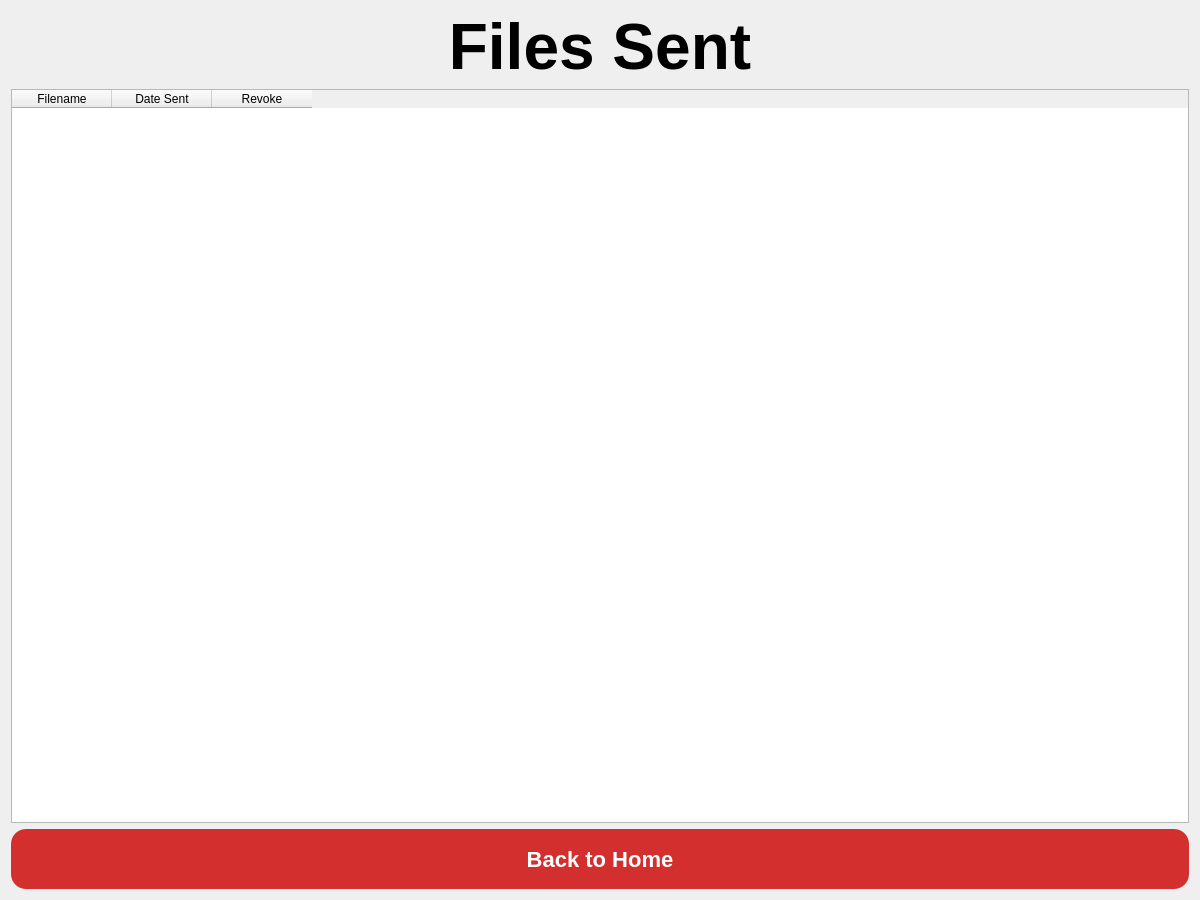
Patrickwalsh33/EPICFileShareClient, file FrontEnd/SentFiles/sentfilespage.ui: the form before one commit.
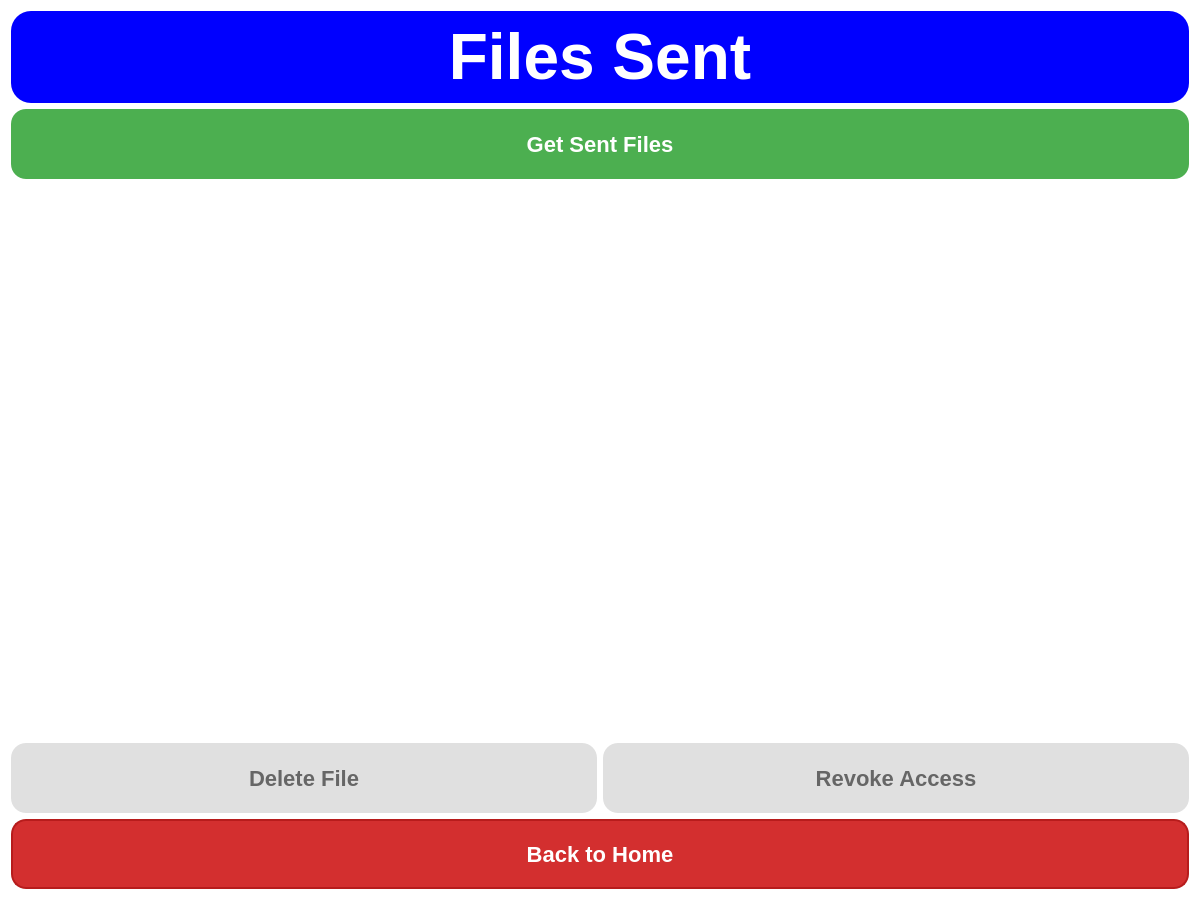
The form after the commit.

Commit message: gets files sent, displays them, allows for selection of file and deletion of selected file

Diff of the .ui file:
```diff
--- a/FrontEnd/SentFiles/sentfilespage.ui
+++ b/FrontEnd/SentFiles/sentfilespage.ui
@@ -13,6 +13,9 @@
   <property name="windowTitle">
    <string>Files Sent</string>
   </property>
+  <property name="styleSheet">
+   <string notr="true">background-color: white;</string>
+  </property>
   <layout class="QVBoxLayout" name="verticalLayout">
    <item>
     <widget class="QLabel" name="titleLabel">
@@ -25,37 +28,133 @@
        <bold>true</bold>
       </font>
      </property>
+     <property name="styleSheet">
+      <string notr="true">background-color: blue; color: white; border-radius: 20px; padding: 10px;</string>
+     </property>
      <property name="alignment">
       <set>Qt::AlignCenter</set>
      </property>
     </widget>
    </item>
    <item>
-    <!-- add get method to display files sent to server -->
-    <widget class="QTableWidget" name="filesTable">
-     <property name="columnCount">
-      <number>3</number>
+    <widget class="QPushButton" name="getSentFilesButton">
+     <property name="text">
+      <string>Get Sent Files</string>
      </property>
-     <property name="rowCount">
-      <number>0</number>
+     <property name="minimumSize">
+      <size>
+       <width>300</width>
+       <height>70</height>
+      </size>
      </property>
-     <column>
-      <property name="text">
-       <string>Filename</string>
+     <property name="font">
+      <font>
+       <pointsize>22</pointsize>
+       <bold>true</bold>
+      </font>
+     </property>
+     <property name="styleSheet">
+      <string notr="true">color: white; background-color: #4CAF50; border: none; border-radius: 15px; font-size: 22px;</string>
+     </property>
+    </widget>
+   </item>
+   <item>
+    <widget class="QScrollArea" name="fileScrollArea">
+     <property name="minimumSize">
+      <size>
+       <width>0</width>
+       <height>400</height>
+      </size>
+     </property>
+     <property name="widgetResizable">
+      <bool>true</bool>
+     </property>
+     <property name="styleSheet">
+      <string notr="true">border: none; background-color: transparent;</string>
+     </property>
+     <widget class="QWidget" name="scrollAreaWidgetContents">
+      <property name="geometry">
+       <rect>
+        <x>0</x>
+        <y>0</y>
+        <width>1176</width> <!-- Adjust width as necessary -->
+        <height>400</height> <!-- Adjust height as necessary -->
+       </rect>
       </property>
-     </column>
-     <column>
-      <property name="text">
-       <string>Date Sent</string>
-      </property>
-     </column>
-     <column>
-      <property name="text">
-       <string>Revoke</string>
-      </property>
-     </column>
+      <layout class="QVBoxLayout" name="verticalLayout_2">
+       <property name="spacing">
+        <number>10</number>
+       </property>
+       <property name="leftMargin">
+        <number>0</number>
+       </property>
+       <property name="topMargin">
+        <number>0</number>
+       </property>
+       <property name="rightMargin">
+        <number>0</number>
+       </property>
+       <property name="bottomMargin">
+        <number>0</number>
+       </property>
+      </layout>
+     </widget>
     </widget>
    </item>
+   <item>
+    <layout class="QHBoxLayout" name="actionButtonsLayout">
+     <item>
+      <widget class="QPushButton" name="deleteButton">
+       <property name="text">
+        <string>Delete File</string>
+       </property>
+       <property name="minimumSize">
+        <size>
+         <width>250</width>
+         <height>70</height>
+        </size>
+       </property>
+       <property name="font">
+        <font>
+         <pointsize>22</pointsize>
+         <bold>true</bold>
+        </font>
+       </property>
+       <property name="styleSheet">
+        <string notr="true">color: #666666; background-color: #e0e0e0; border: none; border-radius: 15px; font-size: 22px;</string>
+       </property>
+       <property name="enabled">
+        <bool>false</bool>
+       </property>
+      </widget>
+     </item>
+     <item>
+      <widget class="QPushButton" name="revokeButton">
+       <property name="text">
+        <string>Revoke Access</string>
+       </property>
+       <property name="minimumSize">
+        <size>
+         <width>250</width>
+         <height>70</height>
+        </size>
+       </property>
+       <property name="font">
+        <font>
+         <pointsize>22</pointsize>
+         <bold>true</bold>
+        </font>
+       </property>
+       <property name="styleSheet">
+        <string notr="true">color: #666666; background-color: #e0e0e0; border: none; border-radius: 15px; font-size: 22px;</string>
+       </property>
+       <property name="enabled">
+        <bool>false</bool>
+       </property>
+      </widget>
+     </item>
+    </layout>
+   </item>
    <item>
     <widget class="QPushButton" name="backButton">
      <property name="text">
@@ -64,11 +163,17 @@
      <property name="minimumSize">
       <size>
        <width>150</width>
-       <height>60</height>
+       <height>70</height>
       </size>
      </property>
+     <property name="font">
+        <font>
+         <pointsize>22</pointsize>
+         <bold>true</bold>
+        </font>
+       </property>
      <property name="styleSheet">
-      <string notr="true">color: white; background-color: #D32F2F; border-radius: 15px; font-size: 22px; font-weight: bold;</string>
+      <string notr="true">background-color: #D32F2F; color: white; border: 2px solid #B71C1C; border-radius: 15px; padding: 10px; font-weight: bold; font-size: 22px;</string>
      </property>
     </widget>
    </item>
```
The commit also changes 8 other files.
